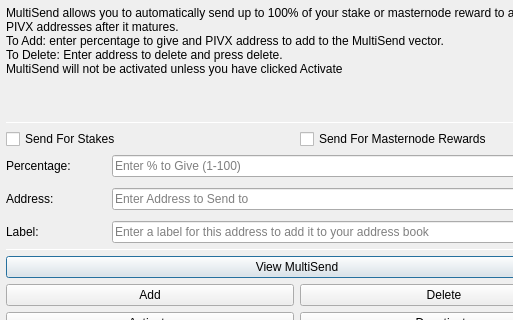
Old version of the form src/qt/forms/multisenddialog.ui in the repository magnetwork/mag; both pictures show x 0 to 513 and y 0 to 320 of the 594 by 526 pixel window.
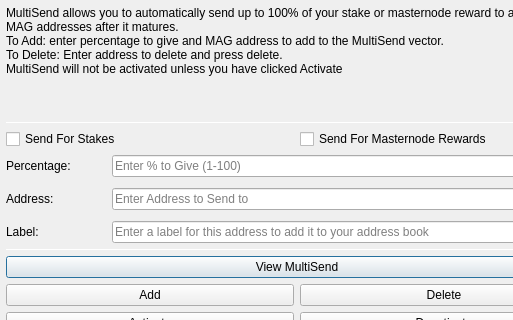
New version of the form. Icons and pictures are not drawn.

```diff
--- a/src/qt/forms/multisenddialog.ui
+++ b/src/qt/forms/multisenddialog.ui
@@ -37,8 +37,8 @@
         <number>1</number>
        </property>
        <property name="text">
-        <string>MultiSend allows you to automatically send up to 100% of your stake or masternode reward to a list of other PIVX addresses after it matures.
-To Add: enter percentage to give and PIVX address to add to the MultiSend vector.
+        <string>MultiSend allows you to automatically send up to 100% of your stake or masternode reward to a list of other MAG addresses after it matures.
+To Add: enter percentage to give and MAG address to add to the MultiSend vector.
 To Delete: Enter address to delete and press delete.
 MultiSend will not be activated unless you have clicked Activate</string>
        </property>
```
Left out of the diff: 4 changed lines with no effect on the pictures.
